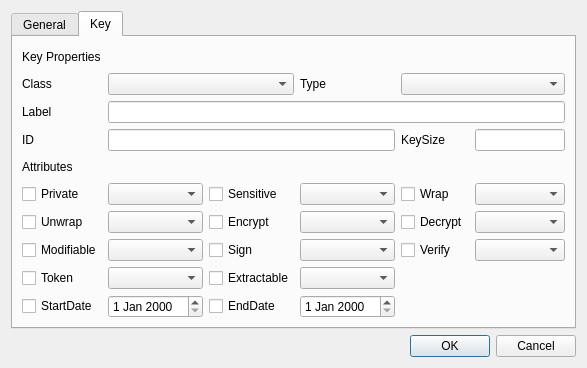
Before: the Qt Designer form HsmMan/unwrap_key_dlg.ui in jykim74/CryptokiMan, drawn with Qt 5.
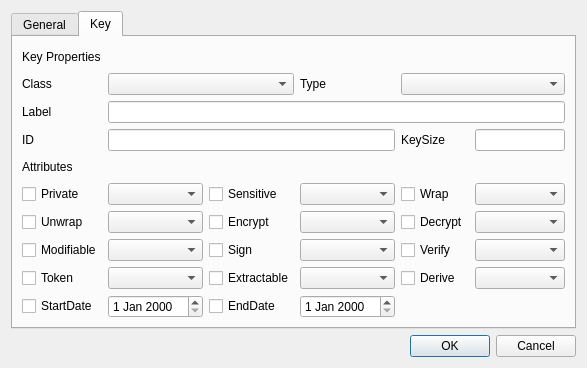
After: the same form once the commit is applied.

Patch:
```diff
--- a/HsmMan/unwrap_key_dlg.ui
+++ b/HsmMan/unwrap_key_dlg.ui
@@ -336,6 +336,16 @@
        <item row="9" column="3">
         <widget class="QDateEdit" name="mEndDateEdit"/>
        </item>
+       <item row="8" column="4">
+        <widget class="QCheckBox" name="mDeriveCheck">
+         <property name="text">
+          <string>Derive</string>
+         </property>
+        </widget>
+       </item>
+       <item row="8" column="5">
+        <widget class="QComboBox" name="mDeriveCombo"/>
+       </item>
       </layout>
      </widget>
     </widget>
```
